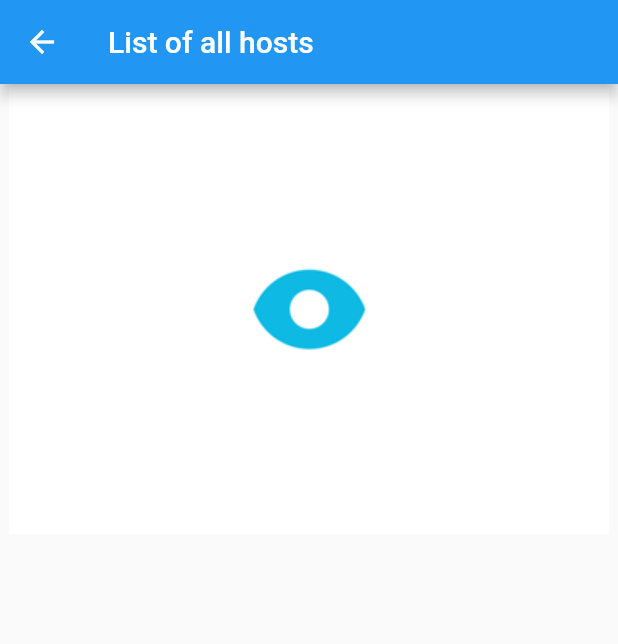
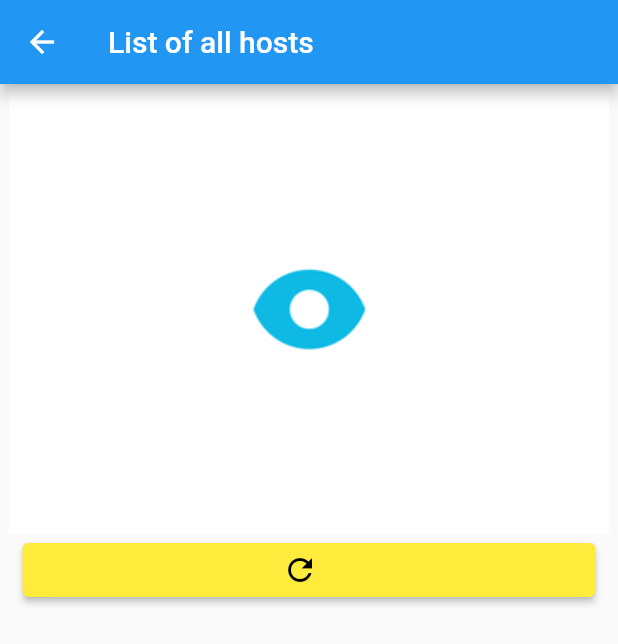
Before and after one commit to syborg2290/worthy_net., a Flutter app: the UserPage screen opened directly, on a phone screen of 412 x 824 dp. Shown: the top 644 px of the screen. Run offline on Flutter 3.47's test engine with Material 2 defaults, Android fonts, the phone set to English and light mode, and no system bars; our stand-ins replace awesome_dialog, cloud_firestore, connectivity, firebase_core, google_fonts, shared_preferences; missing offline and left inert: cron, encrypt, open_settings, payhere, simply_wifi, wifi_iot; accounts and stored records are empty.

Commit message:
refresh button add

```diff
--- a/lib/pages/User_page.dart
+++ b/lib/pages/User_page.dart
@@ -120,7 +120,7 @@ class _UserPageState extends State<UserPage> {
         strokeWidth: 4.0,
         child: ListView(
           shrinkWrap: true,
-          children: [
+          children: <Widget>[
             Container(
               child: isLoading
                   ? Center(child: Image.asset("assets/radar.gif"))
@@ -141,6 +141,20 @@ class _UserPageState extends State<UserPage> {
                           ],
                         ))
                       : buildListView(context, wifiNetworks),
+            ),
+            Container(
+              // margin: EdgeInsets.only(top: 30),
+              padding: EdgeInsets.symmetric(horizontal: 15),
+              child: ElevatedButton.icon(
+                label: Text(''),
+                icon: Icon(Icons.refresh),
+                onPressed: () {},
+                style: ElevatedButton.styleFrom(
+                  primary: Colors.yellow,
+                  onPrimary: Colors.black,
+                  // onSurface: Colors.red,
+                ),
+              ),
             ),
           ],
         ),
```
